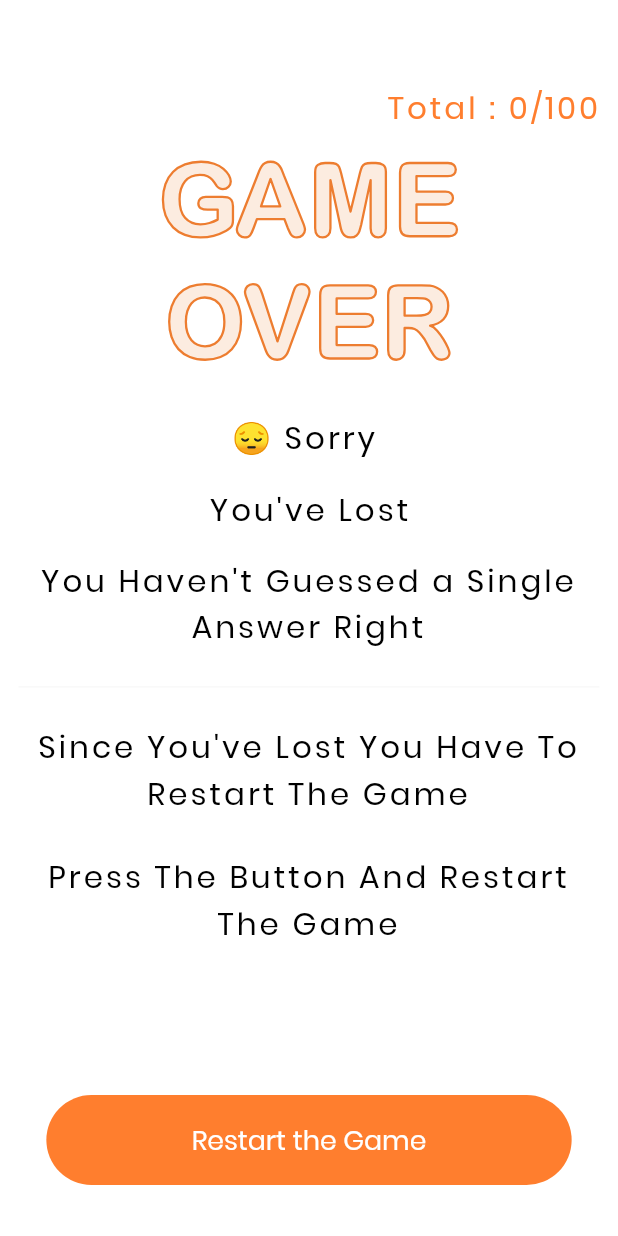
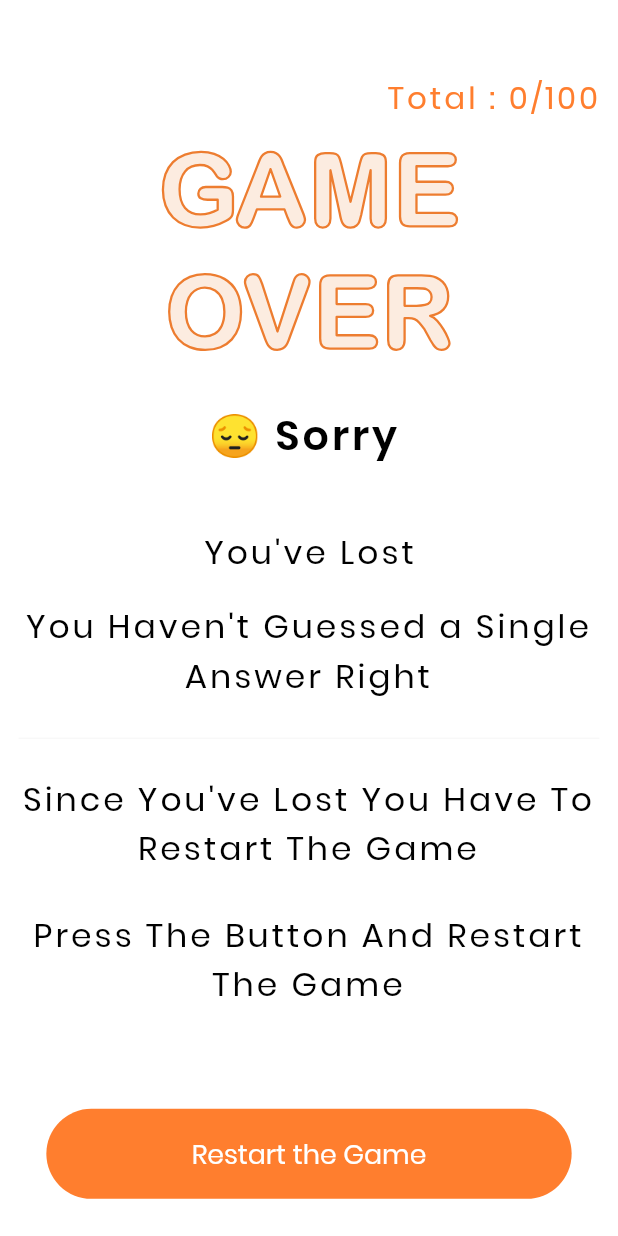
Before and after one commit to Jayfablead/jicksawapp, a Flutter app: the ResultsPage screen opened directly with empty values, on a phone screen of 412 x 824 dp. Run offline on Flutter 3.47's test engine with Material 2 defaults, Android fonts, the phone set to English and light mode, and no system bars; our stand-ins replace cached_network_image, carousel_slider, connectivity, equatable, flip_card, flutter_colorpicker and 7 more; missing offline and left inert: model_viewer_plus, panara_dialogs, shake; accounts and stored records are empty; project files that could hold a hidden picture were left out.

Commit message:
change 26-05

```diff
--- a/lib/Questions/resultsPage.dart
+++ b/lib/Questions/resultsPage.dart
@@ -44,12 +44,7 @@ class _ResultsPageState extends State<ResultsPage> {
   Widget build(BuildContext context) {
     return Scaffold(
       backgroundColor: bgcolor,
-      appBar: appbar1(
-          title1: '',
-          press: () {},
-          icn: Icon(null),
-          act: () {},
-          icn1: Icon(null)),
+
       body: (total! < 60)
           ? WillPopScope(
               onWillPop: dialog,
@@ -59,6 +54,9 @@ class _ResultsPageState extends State<ResultsPage> {
                   padding: EdgeInsets.symmetric(horizontal: 3.w),
                   child: Column(
                     children: [
+                      SizedBox(
+                        height: 6.h,
+                      ),
                       Column(
                         children: [
                           Align(
@@ -77,10 +75,16 @@ class _ResultsPageState extends State<ResultsPage> {
                           ),
                           Text(
                             '😔 Sorry ',
-                            style: mainstyle,
+                              style: TextStyle(
+                                color: Colors.black,
+                                fontSize: 20.sp,
+                                fontWeight: FontWeight.w600,
+                                fontFamily: 'Poppins',
+                                letterSpacing: 2,
+                              ),
                           ),
                           SizedBox(
-                            height: 2.h,
+                            height: 5.h,
                           ),
                           Text(
                             'You\'ve Lost',
@@ -126,7 +130,7 @@ class _ResultsPageState extends State<ResultsPage> {
                           Text('Press The Button And Restart The Game',
                               style: mainstyle, textAlign: TextAlign.center),
                           SizedBox(
-                            height: 10.h,
+                            height: 6.h,
                           ),
                           InkWell(
                             onTap: () {
@@ -169,6 +173,9 @@ class _ResultsPageState extends State<ResultsPage> {
                     ),
                     Column(
                       children: [
+                        SizedBox(
+                          height: 6.h,
+                        ),
                         Align(
                           alignment: Alignment.centerRight,
                           child: Text(
--- a/lib/const widget.dart
+++ b/lib/const widget.dart
@@ -36,7 +36,7 @@ AppBar appbar1(
 
 TextStyle mainstyle = TextStyle(
   color: Colors.black,
-  fontSize: 15.sp,
+  fontSize: 16.sp,
 fontFamily: 'Poppins',
   letterSpacing: 2,
 );
```
